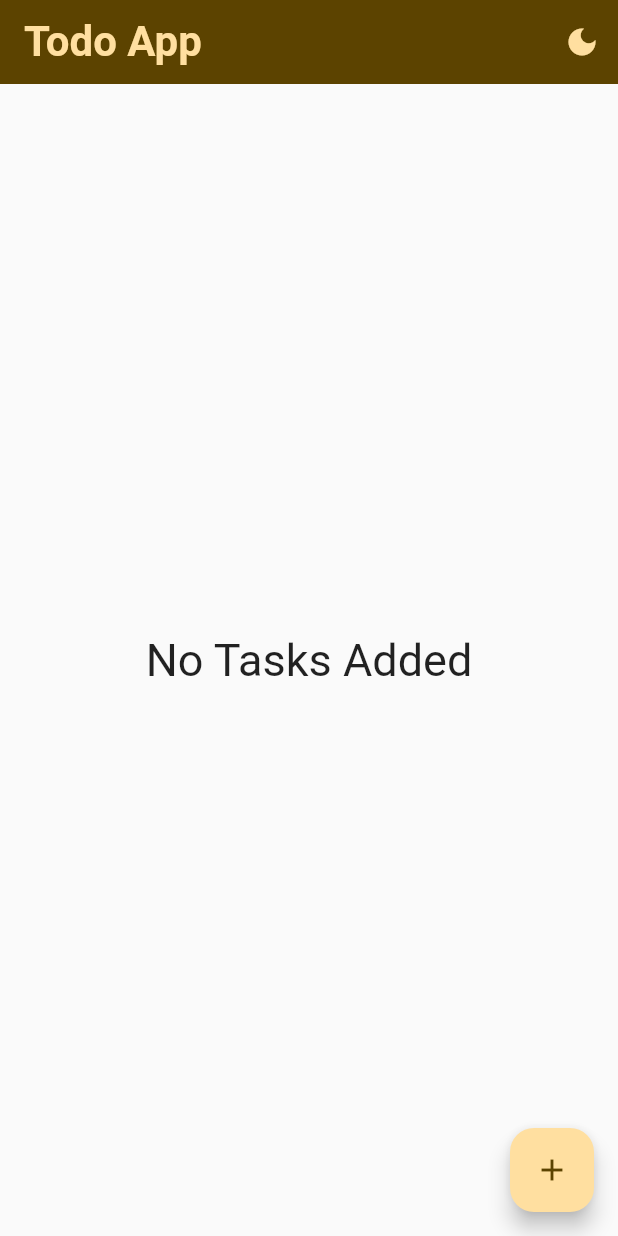
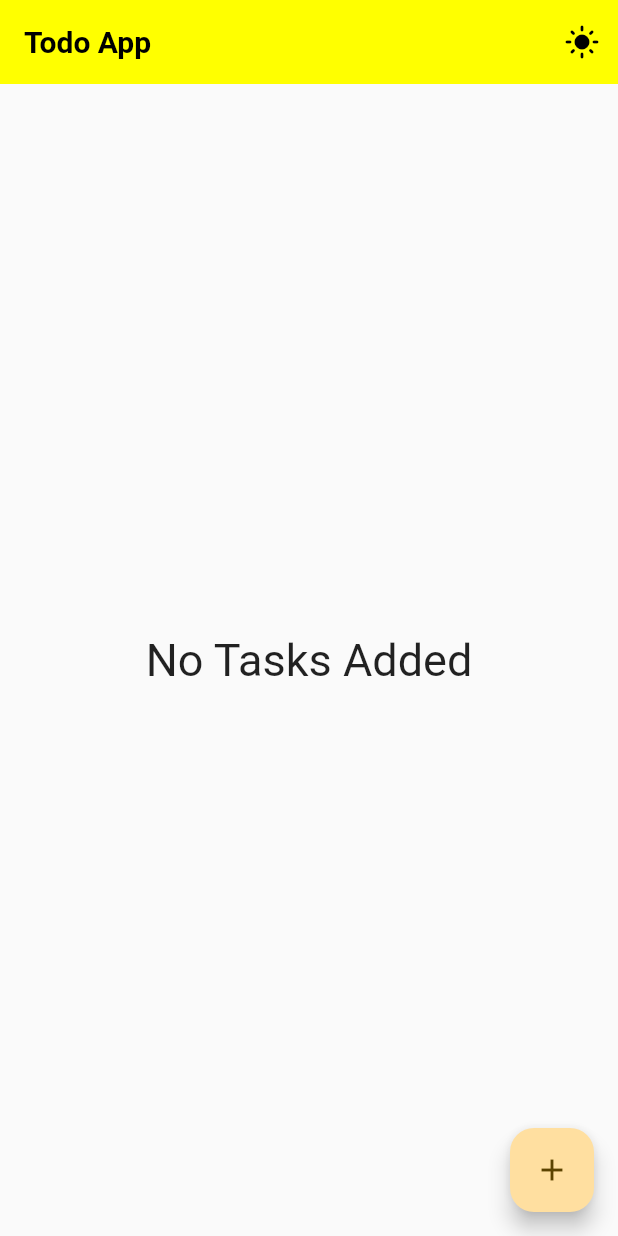
Before and after one commit to ilakshaygupt/todo_app, a Flutter app: the screen it shows after launch, on a phone screen of 412 x 824 dp. Run offline on Flutter 3.47's test engine with Material 2 defaults, Android fonts, the phone set to English and light mode, and no system bars; our stand-ins replace get, hive, hive_flutter; accounts and stored records are empty.

Commit message:
Update home_page.dart

```diff
--- a/lib/home_page.dart
+++ b/lib/home_page.dart
@@ -3,6 +3,7 @@ import 'package:todo_app/database.dart';
 import 'package:todo_app/todo_tile.dart';
 import 'package:hive_flutter/hive_flutter.dart';
 import 'package:hive/hive.dart';
+import 'package:get/get.dart';
 
 class HomePage extends StatefulWidget {
   const HomePage({Key? key}) : super(key: key);
@@ -11,6 +12,8 @@ class HomePage extends StatefulWidget {
 }
 
 class _HomePageState extends State<HomePage> {
+  late ThemeController themeController;
+
   final _todo = Hive.box('todo');
   final titleController = TextEditingController();
   // List toDoList = [];
@@ -23,6 +26,7 @@ class _HomePageState extends State<HomePage> {
     } else {
       db.createIntialData();
     }
+    themeController = Get.put(ThemeController());
   }
 
   void checkBoxChanged(bool? value, int index) {
@@ -115,12 +119,23 @@ class _HomePageState extends State<HomePage> {
   Widget build(BuildContext context) {
     return Scaffold(
       appBar: AppBar(
+        backgroundColor: Colors.yellowAccent,
         title: const Text(
           'Todo App',
-          style: TextStyle(fontSize: 28),
+          style: TextStyle(fontSize: 20, color: Colors.black),
         ),
         actions: [
-          IconButton(onPressed: () {}, icon: const Icon(Icons.dark_mode))
+          IconButton(
+            onPressed: () {
+              themeController.toggleTheme();
+            },
+            icon: Obx(() => Icon(
+                  color: Colors.black,
+                  themeController.isDarkMode.value
+                      ? Icons.light_mode
+                      : Icons.dark_mode,
+                )),
+          ),
         ],
       ),
       floatingActionButton: FloatingActionButton(
@@ -150,3 +165,12 @@ class _HomePageState extends State<HomePage> {
     );
   }
 }
+
+class ThemeController extends GetxController {
+  RxBool isDarkMode = true.obs;
+
+  void toggleTheme() {
+    isDarkMode.toggle();
+    Get.changeThemeMode(isDarkMode.value ? ThemeMode.dark : ThemeMode.light);
+  }
+}
```
